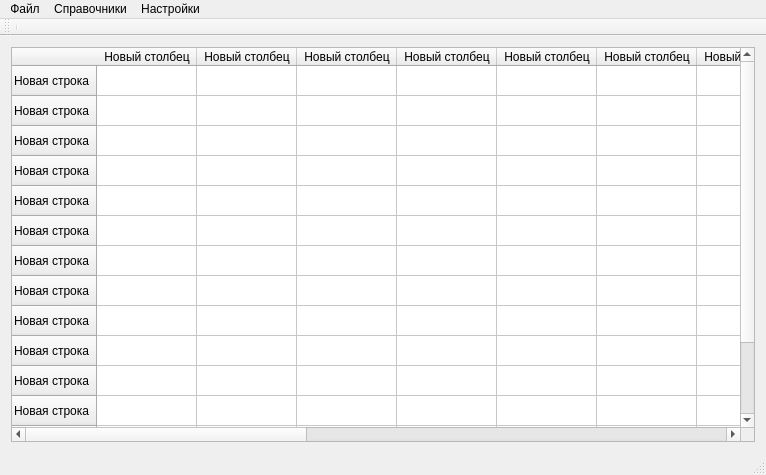
First picture: the form in mainwindow.ui, repository nio-kun/timetable, before the edit.
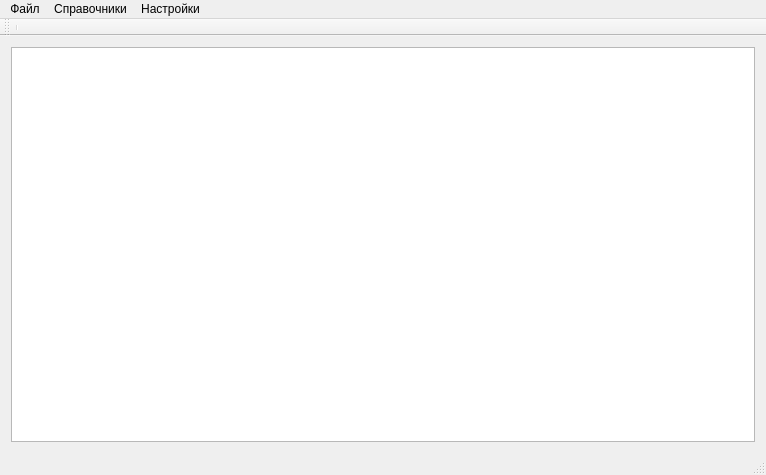
Second picture: the form after the edit.

```diff
--- a/mainwindow.ui
+++ b/mainwindow.ui
@@ -16,158 +16,7 @@
   <widget class="QWidget" name="centralWidget">
    <layout class="QHBoxLayout" name="horizontalLayout">
     <item>
-     <widget class="QTableWidget" name="ttable">
-      <row>
-       <property name="text">
-        <string>Новая строка</string>
-       </property>
-      </row>
-      <row>
-       <property name="text">
-        <string>Новая строка</string>
-       </property>
-      </row>
-      <row>
-       <property name="text">
-        <string>Новая строка</string>
-       </property>
-      </row>
-      <row>
-       <property name="text">
-        <string>Новая строка</string>
-       </property>
-      </row>
-      <row>
-       <property name="text">
-        <string>Новая строка</string>
-       </property>
-      </row>
-      <row>
-       <property name="text">
-        <string>Новая строка</string>
-       </property>
-      </row>
-      <row>
-       <property name="text">
-        <string>Новая строка</string>
-       </property>
-      </row>
-      <row>
-       <property name="text">
-        <string>Новая строка</string>
-       </property>
-      </row>
-      <row>
-       <property name="text">
-        <string>Новая строка</string>
-       </property>
-      </row>
-      <row>
-       <property name="text">
-        <string>Новая строка</string>
-       </property>
-      </row>
-      <row>
-       <property name="text">
-        <string>Новая строка</string>
-       </property>
-      </row>
-      <row>
-       <property name="text">
-        <string>Новая строка</string>
-       </property>
-      </row>
-      <row>
-       <property name="text">
-        <string>Новая строка</string>
-       </property>
-      </row>
-      <row>
-       <property name="text">
-        <string>Новая строка</string>
-       </property>
-      </row>
-      <row>
-       <property name="text">
-        <string>Новая строка</string>
-       </property>
-      </row>
-      <column>
-       <property name="text">
-        <string>Новый столбец</string>
-       </property>
-      </column>
-      <column>
-       <property name="text">
-        <string>Новый столбец</string>
-       </property>
-      </column>
-      <column>
-       <property name="text">
-        <string>Новый столбец</string>
-       </property>
-      </column>
-      <column>
-       <property name="text">
-        <string>Новый столбец</string>
-       </property>
-      </column>
-      <column>
-       <property name="text">
-        <string>Новый столбец</string>
-       </property>
-      </column>
-      <column>
-       <property name="text">
-        <string>Новый столбец</string>
-       </property>
-      </column>
-      <column>
-       <property name="text">
-        <string>Новый столбец</string>
-       </property>
-      </column>
-      <column>
-       <property name="text">
-        <string>Новый столбец</string>
-       </property>
-      </column>
-      <column>
-       <property name="text">
-        <string>Новый столбец</string>
-       </property>
-      </column>
-      <column>
-       <property name="text">
-        <string>Новый столбец</string>
-       </property>
-      </column>
-      <column>
-       <property name="text">
-        <string>Новый столбец</string>
-       </property>
-      </column>
-      <column>
-       <property name="text">
-        <string>Новый столбец</string>
-       </property>
-      </column>
-      <column>
-       <property name="text">
-        <string>Новый столбец</string>
-       </property>
-      </column>
-      <column>
-       <property name="text">
-        <string>Новый столбец</string>
-       </property>
-      </column>
-      <column>
-       <property name="text">
-        <string>Новый столбец</string>
-       </property>
-      </column>
-     </widget>
+     <widget class="QTableWidget" name="ttable"/>
     </item>
    </layout>
   </widget>
```
Left out of the diff: 3 changed lines with no effect on the pictures.
